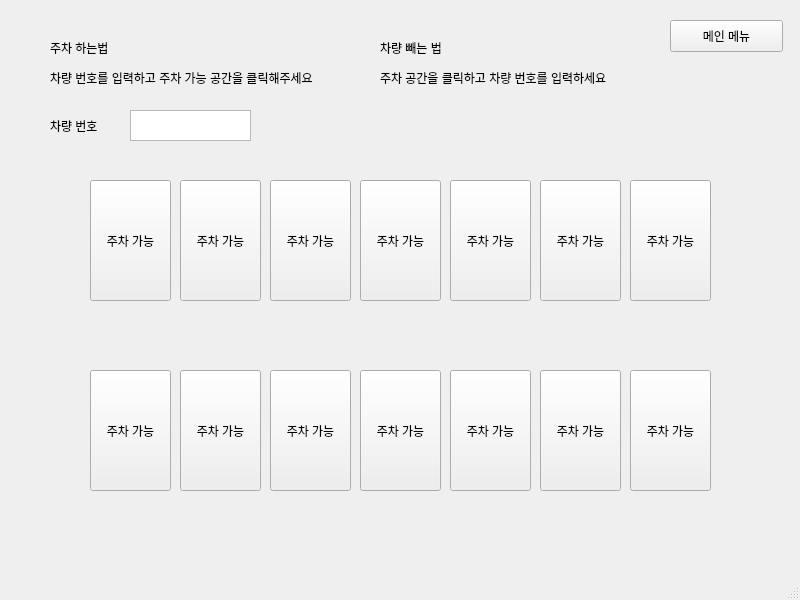
Above: parking.ui from okpyo12/OOAD_project before the change. Below: the same form after it.
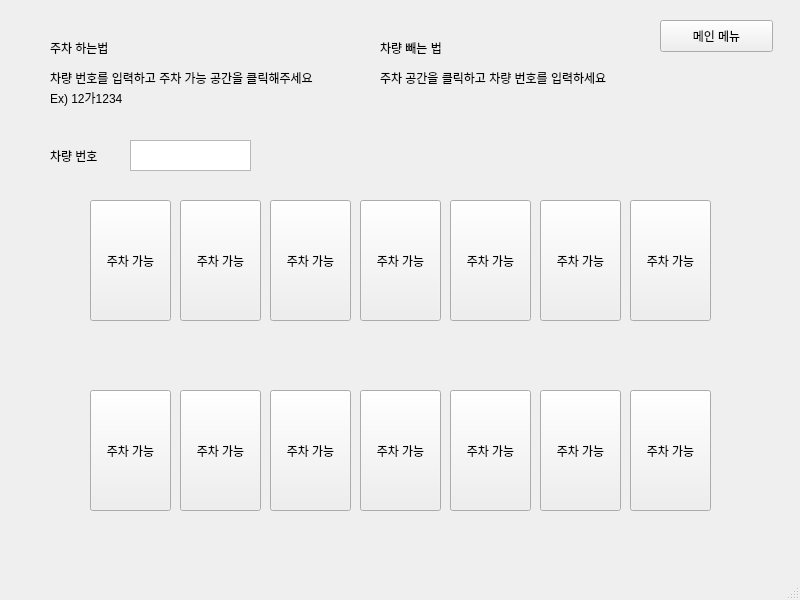
That is the form after the change.

Diff of the .ui file:
```diff
--- a/parking.ui
+++ b/parking.ui
@@ -17,7 +17,7 @@
    <widget class="QPushButton" name="mainmenu">
     <property name="geometry">
      <rect>
-      <x>670</x>
+      <x>660</x>
       <y>20</y>
       <width>113</width>
       <height>32</height>
@@ -31,7 +31,7 @@
     <property name="geometry">
      <rect>
       <x>630</x>
-      <y>180</y>
+      <y>200</y>
       <width>81</width>
       <height>121</height>
      </rect>
@@ -44,7 +44,7 @@
     <property name="geometry">
      <rect>
       <x>540</x>
-      <y>180</y>
+      <y>200</y>
       <width>81</width>
       <height>121</height>
      </rect>
@@ -57,7 +57,7 @@
     <property name="geometry">
      <rect>
       <x>360</x>
-      <y>180</y>
+      <y>200</y>
       <width>81</width>
       <height>121</height>
      </rect>
@@ -70,7 +70,7 @@
     <property name="geometry">
      <rect>
       <x>450</x>
-      <y>180</y>
+      <y>200</y>
       <width>81</width>
       <height>121</height>
      </rect>
@@ -83,7 +83,7 @@
     <property name="geometry">
      <rect>
       <x>180</x>
-      <y>180</y>
+      <y>200</y>
       <width>81</width>
       <height>121</height>
      </rect>
@@ -96,7 +96,7 @@
     <property name="geometry">
      <rect>
       <x>90</x>
-      <y>180</y>
+      <y>200</y>
       <width>81</width>
       <height>121</height>
      </rect>
@@ -109,7 +109,7 @@
     <property name="geometry">
      <rect>
       <x>270</x>
-      <y>180</y>
+      <y>200</y>
       <width>81</width>
       <height>121</height>
      </rect>
@@ -122,7 +122,7 @@
     <property name="geometry">
      <rect>
       <x>180</x>
-      <y>370</y>
+      <y>390</y>
       <width>81</width>
       <height>121</height>
      </rect>
@@ -135,7 +135,7 @@
     <property name="geometry">
      <rect>
       <x>270</x>
-      <y>370</y>
+      <y>390</y>
       <width>81</width>
       <height>121</height>
      </rect>
@@ -148,7 +148,7 @@
     <property name="geometry">
      <rect>
       <x>540</x>
-      <y>370</y>
+      <y>390</y>
       <width>81</width>
       <height>121</height>
      </rect>
@@ -161,7 +161,7 @@
     <property name="geometry">
      <rect>
       <x>450</x>
-      <y>370</y>
+      <y>390</y>
       <width>81</width>
       <height>121</height>
      </rect>
@@ -174,7 +174,7 @@
     <property name="geometry">
      <rect>
       <x>360</x>
-      <y>370</y>
+      <y>390</y>
       <width>81</width>
       <height>121</height>
      </rect>
@@ -187,7 +187,7 @@
     <property name="geometry">
      <rect>
       <x>90</x>
-      <y>370</y>
+      <y>390</y>
       <width>81</width>
       <height>121</height>
      </rect>
@@ -200,7 +200,7 @@
     <property name="geometry">
      <rect>
       <x>630</x>
-      <y>370</y>
+      <y>390</y>
       <width>81</width>
       <height>121</height>
      </rect>
@@ -213,7 +213,7 @@
     <property name="geometry">
      <rect>
       <x>130</x>
-      <y>110</y>
+      <y>140</y>
       <width>121</width>
       <height>31</height>
      </rect>
@@ -223,7 +223,7 @@
     <property name="geometry">
      <rect>
       <x>50</x>
-      <y>110</y>
+      <y>140</y>
       <width>71</width>
       <height>31</height>
      </rect>
@@ -284,6 +284,19 @@
      <string>주차 공간을 클릭하고 차량 번호를 입력하세요</string>
     </property>
    </widget>
+   <widget class="QLabel" name="label_6">
+    <property name="geometry">
+     <rect>
+      <x>50</x>
+      <y>90</y>
+      <width>81</width>
+      <height>16</height>
+     </rect>
+    </property>
+    <property name="text">
+     <string>Ex) 12가1234</string>
+    </property>
+   </widget>
   </widget>
   <widget class="QMenuBar" name="menubar">
    <property name="geometry">
```
